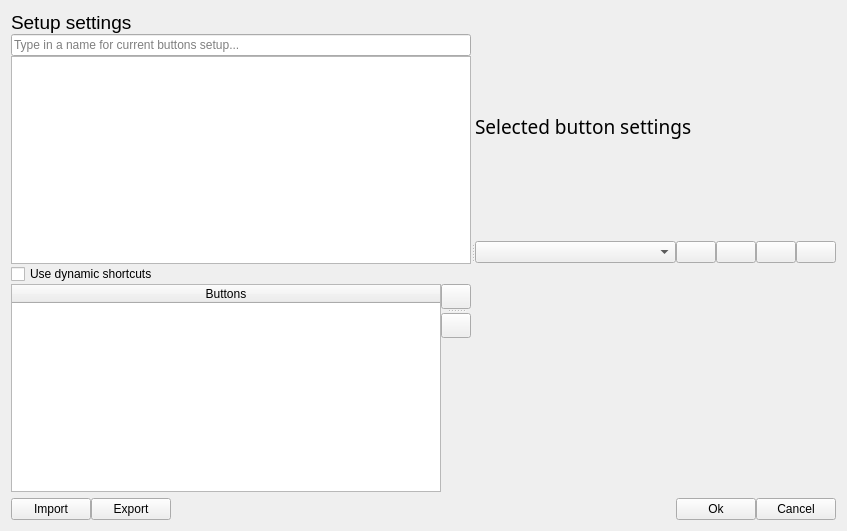
Above: gui/CustomWidgets/BasicInterfaceWidgets/buttonSetupWidget.ui from dsgoficial/DsgTools before the change. Below: the same form after it.
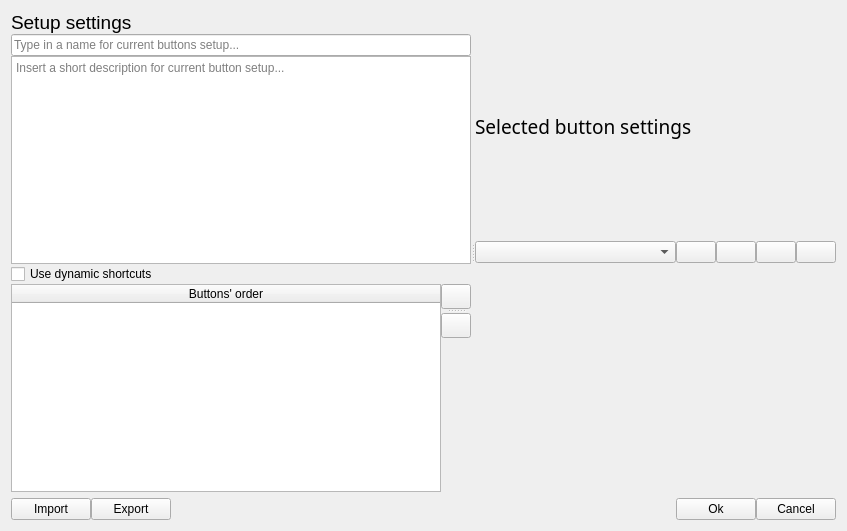
That is the form after the change. Icons and pictures are not drawn. Custom widgets are drawn as their Qt base class.

Commit message: updated tooltips and placeholders

```diff
--- a/gui/CustomWidgets/BasicInterfaceWidgets/buttonSetupWidget.ui
+++ b/gui/CustomWidgets/BasicInterfaceWidgets/buttonSetupWidget.ui
@@ -110,7 +110,11 @@
         </widget>
        </item>
        <item>
-        <widget class="QTextEdit" name="textEdit"/>
+        <widget class="QTextEdit" name="textEdit">
+         <property name="placeholderText">
+          <string>Insert a short description for current button setup...</string>
+         </property>
+        </widget>
        </item>
        <item>
         <widget class="QCheckBox" name="dsCheckBox">
@@ -140,7 +144,7 @@
            </attribute>
            <column>
             <property name="text">
-             <string>Buttons</string>
+             <string>Buttons' order</string>
             </property>
            </column>
           </widget>
```
Left out of the diff: 17 changed lines with no effect on the pictures. The commit also changes 3 other files.
